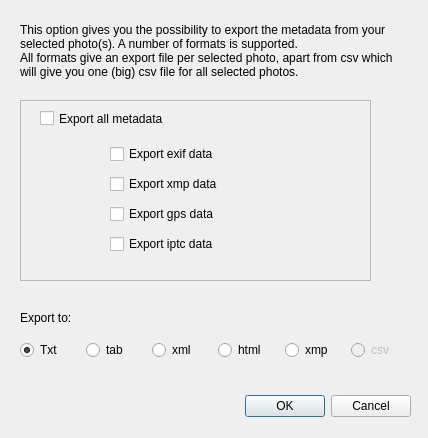
This is scripts/ui/export_metadata.ui in hvdwolf/pyExifToolGUI as Qt 5 draws it before an edit. The edited form follows.
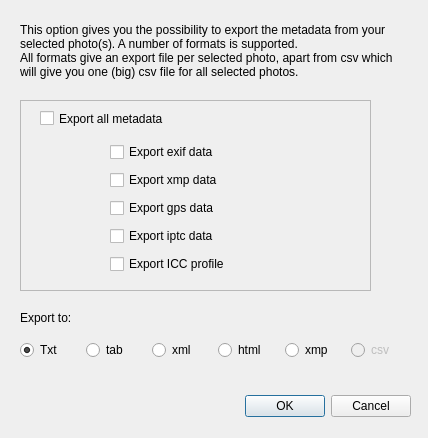
This is the edited form.

Commit message: improve xmp to xmp output; filedialog: expand filter option "Files of Type" and make split between image formats(default) and all exiftool supported formats; Add icc_profile to view tab and "Extra menu" options

Patch:
```diff
--- a/scripts/ui/export_metadata.ui
+++ b/scripts/ui/export_metadata.ui
@@ -35,7 +35,7 @@
      <x>20</x>
      <y>100</y>
      <width>351</width>
-     <height>181</height>
+     <height>191</height>
     </rect>
    </property>
    <property name="frameShape">
@@ -50,7 +50,7 @@
       <x>90</x>
       <y>40</y>
       <width>251</width>
-      <height>121</height>
+      <height>141</height>
      </rect>
     </property>
     <layout class="QGridLayout" name="rmdd_gridLayout">
@@ -85,6 +85,13 @@
        </property>
       </widget>
      </item>
+     <item row="4" column="0">
+      <widget class="QCheckBox" name="qdem_chk_export_iccprofile_data">
+       <property name="text">
+        <string>Export ICC profile</string>
+       </property>
+      </widget>
+     </item>
     </layout>
    </widget>
    <widget class="QCheckBox" name="qdem_chk_export_all_metadata">
```
The commit also changes 12 other files.
